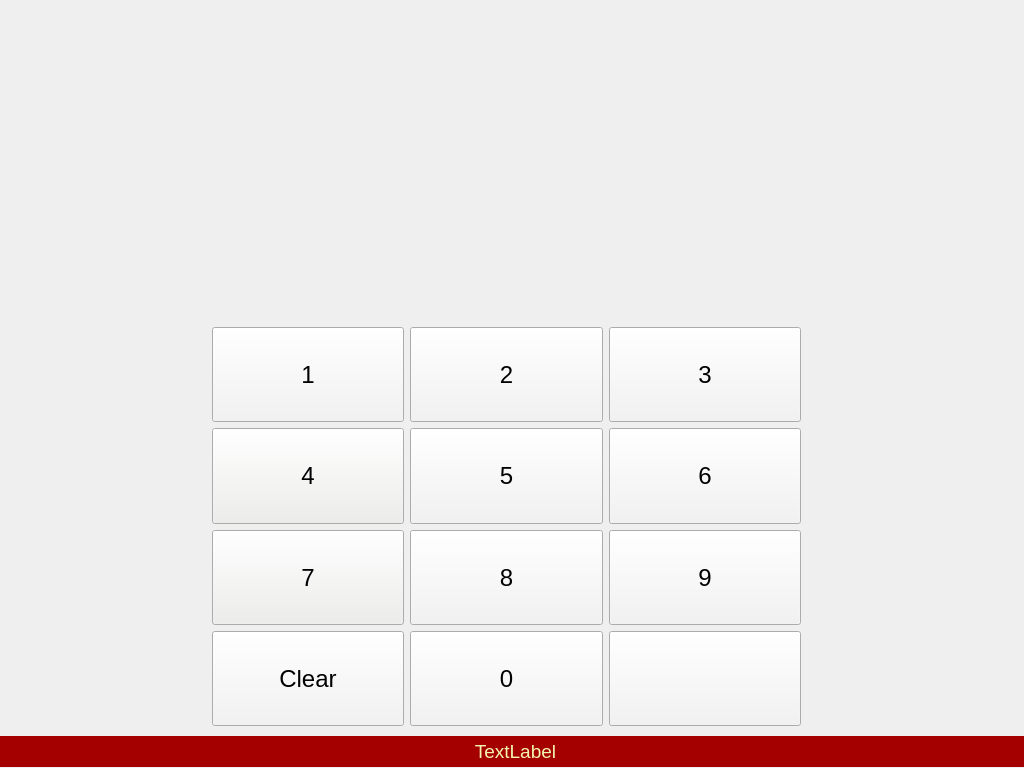
swodaemkram/aces, file pin_change_screen.ui: the form before one commit.
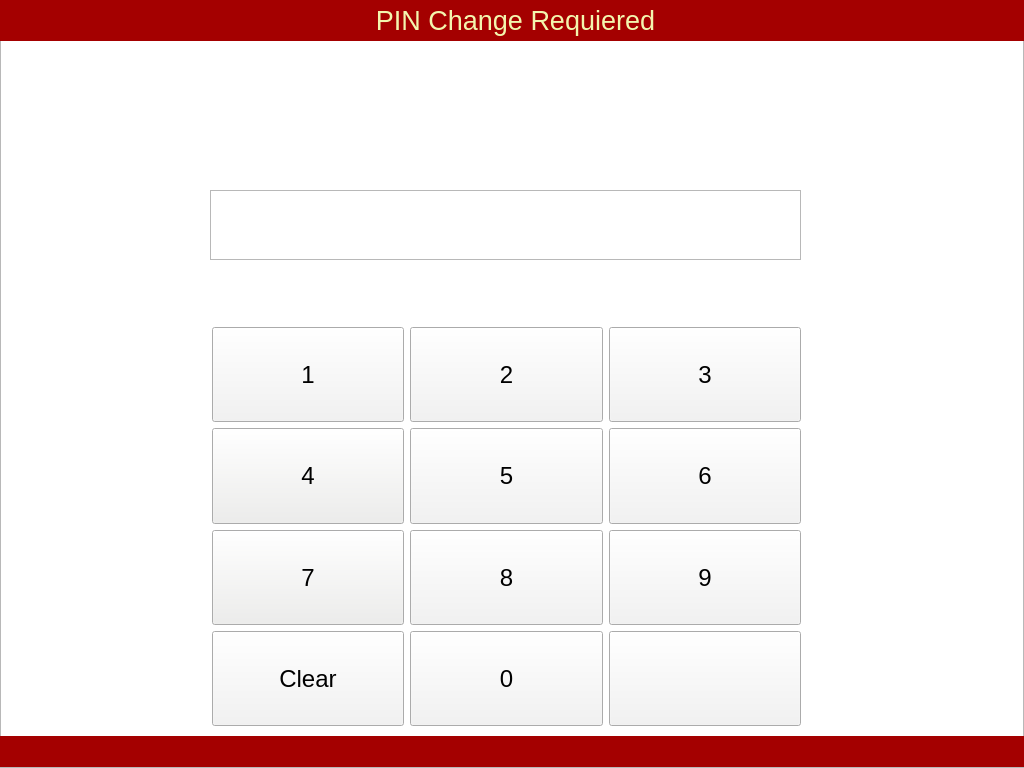
The form after the commit.

Commit message: PIN Change Screen completed

```diff
--- a/pin_change_screen.ui
+++ b/pin_change_screen.ui
@@ -1295,12 +1295,228 @@
     <bool>true</bool>
    </property>
    <property name="text">
-    <string>TextLabel</string>
+    <string/>
    </property>
    <property name="alignment">
     <set>Qt::AlignCenter</set>
    </property>
   </widget>
+  <widget class="QGraphicsView" name="graphicsView">
+   <property name="geometry">
+    <rect>
+     <x>0</x>
+     <y>0</y>
+     <width>1024</width>
+     <height>768</height>
+    </rect>
+   </property>
+   <property name="verticalScrollBarPolicy">
+    <enum>Qt::ScrollBarAlwaysOff</enum>
+   </property>
+   <property name="horizontalScrollBarPolicy">
+    <enum>Qt::ScrollBarAlwaysOff</enum>
+   </property>
+  </widget>
+  <widget class="QLabel" name="label_2">
+   <property name="geometry">
+    <rect>
+     <x>0</x>
+     <y>0</y>
+     <width>1031</width>
+     <height>41</height>
+    </rect>
+   </property>
+   <property name="palette">
+    <palette>
+     <active>
+      <colorrole role="WindowText">
+       <brush brushstyle="SolidPattern">
+        <color alpha="255">
+         <red>243</red>
+         <green>245</green>
+         <blue>174</blue>
+        </color>
+       </brush>
+      </colorrole>
+      <colorrole role="Button">
+       <brush brushstyle="SolidPattern">
+        <color alpha="255">
+         <red>164</red>
+         <green>0</green>
+         <blue>0</blue>
+        </color>
+       </brush>
+      </colorrole>
+      <colorrole role="Text">
+       <brush brushstyle="SolidPattern">
+        <color alpha="255">
+         <red>243</red>
+         <green>245</green>
+         <blue>174</blue>
+        </color>
+       </brush>
+      </colorrole>
+      <colorrole role="Base">
+       <brush brushstyle="SolidPattern">
+        <color alpha="255">
+         <red>255</red>
+         <green>255</green>
+         <blue>255</blue>
+        </color>
+       </brush>
+      </colorrole>
+      <colorrole role="Window">
+       <brush brushstyle="SolidPattern">
+        <color alpha="255">
+         <red>164</red>
+         <green>0</green>
+         <blue>0</blue>
+        </color>
+       </brush>
+      </colorrole>
+     </active>
+     <inactive>
+      <colorrole role="WindowText">
+       <brush brushstyle="SolidPattern">
+        <color alpha="255">
+         <red>243</red>
+         <green>245</green>
+         <blue>174</blue>
+        </color>
+       </brush>
+      </colorrole>
+      <colorrole role="Button">
+       <brush brushstyle="SolidPattern">
+        <color alpha="255">
+         <red>164</red>
+         <green>0</green>
+         <blue>0</blue>
+        </color>
+       </brush>
+      </colorrole>
+      <colorrole role="Text">
+       <brush brushstyle="SolidPattern">
+        <color alpha="255">
+         <red>243</red>
+         <green>245</green>
+         <blue>174</blue>
+        </color>
+       </brush>
+      </colorrole>
+      <colorrole role="Base">
+       <brush brushstyle="SolidPattern">
+        <color alpha="255">
+         <red>255</red>
+         <green>255</green>
+         <blue>255</blue>
+        </color>
+       </brush>
+      </colorrole>
+      <colorrole role="Window">
+       <brush brushstyle="SolidPattern">
+        <color alpha="255">
+         <red>164</red>
+         <green>0</green>
+         <blue>0</blue>
+        </color>
+       </brush>
+      </colorrole>
+     </inactive>
+     <disabled>
+      <colorrole role="WindowText">
+       <brush brushstyle="SolidPattern">
+        <color alpha="255">
+         <red>190</red>
+         <green>190</green>
+         <blue>190</blue>
+        </color>
+       </brush>
+      </colorrole>
+      <colorrole role="Button">
+       <brush brushstyle="SolidPattern">
+        <color alpha="255">
+         <red>164</red>
+         <green>0</green>
+         <blue>0</blue>
+        </color>
+       </brush>
+      </colorrole>
+      <colorrole role="Text">
+       <brush brushstyle="SolidPattern">
+        <color alpha="255">
+         <red>190</red>
+         <green>190</green>
+         <blue>190</blue>
+        </color>
+       </brush>
+      </colorrole>
+      <colorrole role="Base">
+       <brush brushstyle="SolidPattern">
+        <color alpha="255">
+         <red>164</red>
+         <green>0</green>
+         <blue>0</blue>
+        </color>
+       </brush>
+      </colorrole>
+      <colorrole role="Window">
+       <brush brushstyle="SolidPattern">
+        <color alpha="255">
+         <red>164</red>
+         <green>0</green>
+         <blue>0</blue>
+        </color>
+       </brush>
+      </colorrole>
+     </disabled>
+    </palette>
+   </property>
+   <property name="font">
+    <font>
+     <pointsize>20</pointsize>
+    </font>
+   </property>
+   <property name="autoFillBackground">
+    <bool>true</bool>
+   </property>
+   <property name="text">
+    <string>PIN Change Requiered</string>
+   </property>
+   <property name="alignment">
+    <set>Qt::AlignCenter</set>
+   </property>
+  </widget>
+  <widget class="QPlainTextEdit" name="plainTextEdit">
+   <property name="geometry">
+    <rect>
+     <x>210</x>
+     <y>190</y>
+     <width>591</width>
+     <height>70</height>
+    </rect>
+   </property>
+   <property name="font">
+    <font>
+     <pointsize>20</pointsize>
+    </font>
+   </property>
+  </widget>
+  <zorder>graphicsView</zorder>
+  <zorder>pushButton_7</zorder>
+  <zorder>pushButton_10</zorder>
+  <zorder>pushButton_4</zorder>
+  <zorder>pushButton_16</zorder>
+  <zorder>pushButton_3</zorder>
+  <zorder>pushButton_6</zorder>
+  <zorder>pushButton_2</zorder>
+  <zorder>pushButton_12</zorder>
+  <zorder>pushButton_15</zorder>
+  <zorder>pushButton_14</zorder>
+  <zorder>pushButton_8</zorder>
+  <zorder>pushButton_11</zorder>
+  <zorder>label</zorder>
+  <zorder>label_2</zorder>
+  <zorder>plainTextEdit</zorder>
  </widget>
  <resources/>
  <connections/>
```
The commit also changes 6 other files.
